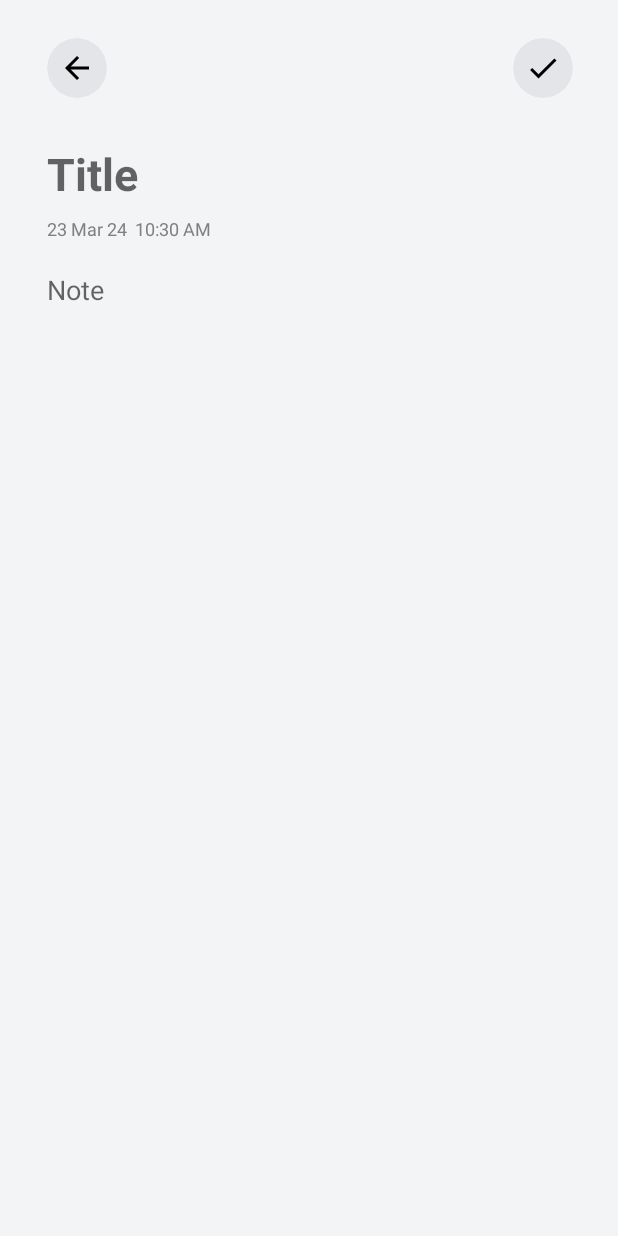
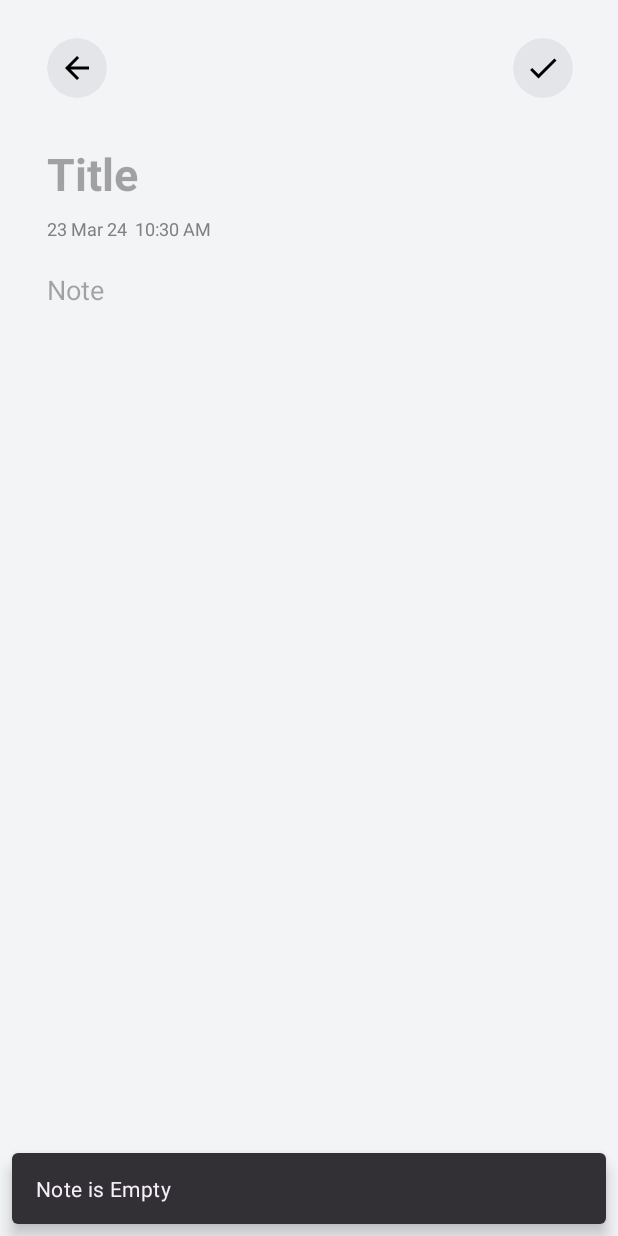
Before and after one commit to dhanushcodev/Notes-App, an Android app: the NewNoteFragment screen opened through its navigation route, after a tap on an icon or button, on a phone screen of 412 x 824 dp. Run offline under Robolectric (Android 15) with nearby library versions, the phone set to English and light mode, and no system bars; our stand-ins replace Room's generated code, data binding.

```diff
--- a/app/src/main/java/com/example/notes/fragments/NewNoteFragment.kt
+++ b/app/src/main/java/com/example/notes/fragments/NewNoteFragment.kt
@@ -77,8 +77,8 @@
             mview.findNavController().popBackStack(R.id.homeFragment,true)
         }
         else{
-                Toast.makeText(mview.context,"Note is Empty",Toast.LENGTH_SHORT).show()
-//            Snackbar.make(mview,"Note is Empty",Snackbar.LENGTH_SHORT).show()
+//                Toast.makeText(mview.context,"Note is Empty",Toast.LENGTH_SHORT).show()
+            Snackbar.make(mview,"Note is Empty",Snackbar.LENGTH_SHORT).show()
         }
 
 
--- /dev/null
+++ b/app/src/main/res/drawable/ic_add_white.xml
@@ -0,0 +1,5 @@
+<vector xmlns:android="http://schemas.android.com/apk/res/android" android:height="24dp" android:tint="#FFFFFF" android:viewportHeight="24" android:viewportWidth="24" android:width="24dp">
+
+    <path android:fillColor="@android:color/white" android:pathData="M19,13h-6v6h-2v-6H5v-2h6V5h2v6h6v2z"/>
+
+</vector>
--- a/app/src/main/res/layout/activity_main.xml
+++ b/app/src/main/res/layout/activity_main.xml
@@ -4,10 +4,10 @@
     xmlns:app="http://schemas.android.com/apk/res-auto"
     xmlns:tools="http://schemas.android.com/tools">
 <androidx.constraintlayout.widget.ConstraintLayout
+    style="@style/mainBackground"
     android:id="@+id/main"
     android:layout_width="match_parent"
     android:layout_height="match_parent"
-    android:background="#F3F4F6"
     android:fitsSystemWindows="true"
     tools:context=".MainActivity">
 
--- a/app/src/main/res/layout/bottom_sheet_layout.xml
+++ b/app/src/main/res/layout/bottom_sheet_layout.xml
@@ -14,28 +14,29 @@
         android:layout_width="30dp"
         android:layout_height="4dp"
         android:background="@drawable/horizontal_oval"
+        android:backgroundTint="@android:color/darker_gray"
         android:layout_marginBottom="10dp">
 
     </View>
 
     <TextView
+        style="@style/textViewStyle"
         android:id="@+id/deleteNote"
         android:layout_width="match_parent"
         android:layout_height="wrap_content"
         android:gravity="center"
         android:padding="10dp"
         android:textSize="18sp"
-        android:textColor="@color/black"
         android:text="Delete"/>
 
     <TextView
+        style="@style/textViewStyle"
         android:id="@+id/shareNote"
         android:layout_width="match_parent"
         android:layout_height="wrap_content"
         android:gravity="center"
         android:padding="10dp"
         android:textSize="18sp"
-        android:textColor="@color/black"
         android:text="Share"/>
 
 </LinearLayout>
--- a/app/src/main/res/layout/fragment_new_note.xml
+++ b/app/src/main/res/layout/fragment_new_note.xml
@@ -10,7 +10,7 @@
     android:layout_width="match_parent"
     android:layout_height="match_parent"
     android:padding="10dp"
-    android:background="#F3F4F6"
+    android:background="@android:color/transparent"
     tools:context=".fragments.NewNoteFragment">
 
 
@@ -28,38 +28,39 @@
 
 
         <androidx.cardview.widget.CardView
+            style="@style/cardViewStyle"
             android:id="@+id/back"
             android:layout_width="wrap_content"
             android:layout_height="wrap_content"
-            android:backgroundTint="#E4E5E9"
             app:cardCornerRadius="25dp"
             app:cardElevation="0dp"
             app:layout_constraintStart_toStartOf="parent"
             app:layout_constraintTop_toTopOf="parent">
 
-            <ImageView
+            <androidx.appcompat.widget.AppCompatImageView
+                style="@style/iconStyle"
                 android:layout_width="wrap_content"
                 android:layout_height="wrap_content"
                 android:layout_margin="8dp"
-                android:src="@drawable/ic_back_black" />
+                app:srcCompat="@drawable/ic_back_black" />
         </androidx.cardview.widget.CardView>
 
         <androidx.cardview.widget.CardView
+            style="@style/cardViewStyle"
             android:id="@+id/done"
             android:layout_width="wrap_content"
             android:layout_height="wrap_content"
-            android:backgroundTint="#E4E5E9"
             app:cardCornerRadius="25dp"
             app:cardElevation="0dp"
             app:layout_constraintEnd_toEndOf="parent"
             app:layout_constraintTop_toTopOf="parent" >
 
-            <ImageView
-
+            <androidx.appcompat.widget.AppCompatImageView
+                style="@style/iconStyle"
                 android:layout_width="wrap_content"
                 android:layout_height="wrap_content"
                 android:layout_margin="8dp"
-                android:src="@drawable/ic_done_black"
+                app:srcCompat="@drawable/ic_done_black"
                 />
 
         </androidx.cardview.widget.CardView>
@@ -85,13 +86,13 @@
             android:layout_height="match_parent">
 
             <EditText
+                style="@style/textViewStyle"
                 android:id="@+id/edit_title_new"
                 android:layout_width="match_parent"
                 android:layout_height="wrap_content"
                 android:layout_marginTop="20dp"
                 android:background="@android:color/transparent"
                 android:hint="Title"
-                android:textColor="@android:color/black"
                 android:inputType="textMultiLine"
                 android:paddingLeft="10dp"
                 android:paddingRight="10dp"
@@ -125,6 +126,7 @@
 
 
             <EditText
+                style="@style/textViewStyle"
                 android:id="@+id/edit_note_new"
                 android:layout_width="match_parent"
                 android:layout_height="wrap_content"
@@ -135,7 +137,6 @@
                 android:hint="Note"
                 android:inputType="textMultiLine"
                 android:padding="10dp"
-                android:textColor="#000000"
                 android:textSize="18sp"
                 app:layout_constraintEnd_toEndOf="parent"
                 app:layout_constraintHorizontal_bias="1.0"
--- a/app/src/main/res/layout/note_item.xml
+++ b/app/src/main/res/layout/note_item.xml
@@ -8,15 +8,16 @@
     android:layout_width="match_parent"
     android:layout_height="wrap_content"
     android:padding="8dp"
+    android:background="@android:color/transparent"
     >
 
     <androidx.cardview.widget.CardView
+        style="@style/noteItemStyle"
         android:id="@+id/note_item"
         android:layout_width="match_parent"
         android:layout_height="match_parent"
         app:cardCornerRadius="20dp"
         app:cardElevation="0dp"
-        android:backgroundTint="@color/white"
         app:layout_constraintBottom_toBottomOf="parent"
         app:layout_constraintEnd_toEndOf="parent"
         app:layout_constraintHorizontal_bias="0.5"
@@ -39,12 +40,12 @@
                 android:orientation="horizontal">
 
                 <TextView
+                    style="@style/textViewStyle"
                     android:id="@+id/textview_note_title"
                     android:layout_width="wrap_content"
                     android:layout_height="wrap_content"
                     android:layout_weight="2"
                     android:text="Note Title"
-                    android:textColor="#000000"
                     android:textSize="18sp"
                     android:textStyle="normal|bold" />
 
@@ -67,7 +68,6 @@
                 android:layout_marginTop="10dp"
                 android:maxHeight="170dp"
                 android:ellipsize="end"
-                android:textColor="#565c4d"
                 android:textSize="14sp"
                 android:maxLines="7"
                 android:text="Note" />
--- /dev/null
+++ b/app/src/main/res/values-night/themes.xml
@@ -0,0 +1,37 @@
+<resources xmlns:tools="http://schemas.android.com/tools">
+    <style name="Base.Theme.Notes" parent="Theme.Material3.DayNight.NoActionBar">
+        <!-- Customize your dark theme here. -->
+        <!-- <item name="colorPrimary">@color/my_dark_primary</item> -->
+<!--        <item name="android:statusBarColor">@color/black</item>-->
+    </style>
+    <style name="mainBackground">
+        <item name="android:background">@color/black</item>
+    </style>
+    <style name="textViewStyle">
+        <item name="android:textColor">@color/white</item>
+    </style>
+    <style name="noteContentTextStyle">
+        <item name="android:textColor">@color/white</item>
+    </style>
+    <style name="cardViewStyle">
+        <item name="android:backgroundTint">#1e1e1e</item>
+    </style>
+    <style name="iconStyle">
+        <item name="android:tint">@color/white</item>
+    </style>
+    <style name="floatingActionStyle">
+        <item name="android:src">@drawable/ic_add_white</item>
+        <item name="android:backgroundTint">#1e1e1e</item>
+    </style>
+    <style name="noteItemStyle">
+        <item name="android:backgroundTint">#2e2e2e</item>
+    </style>
+    <style name="CustomBottomSheetDialogTheme" parent="Theme.Material3.Dark.BottomSheetDialog">
+        <item name="android:windowBackground">@android:color/transparent</item>
+        <item name="android:backgroundTint">#1e1e1e</item>
+    </style>
+    <style name="CustomAlertDialogTheme" parent="Theme.Material3.Dark.Dialog.Alert">
+        <item name="android:windowBackground">@android:color/transparent</item>
+    </style>
+
+</resources>
--- a/app/src/main/res/values/themes.xml
+++ b/app/src/main/res/values/themes.xml
@@ -1,15 +1,42 @@
 <resources xmlns:tools="http://schemas.android.com/tools">
     <!-- Base application theme. -->
-    <style name="Base.Theme.Notes" parent="Theme.AppCompat.Light.NoActionBar">
+    <style name="Base.Theme.Notes" parent="Theme.Material3.DayNight.NoActionBar">
         <!-- Customize your light theme here. -->
         <!-- <item name="colorPrimary">@color/my_light_primary</item> -->
+<!--        <item name="android:statusBarColor">#F3F4F6</item>-->
     </style>
 
     <style name="Theme.Notes" parent="Base.Theme.Notes" />
+    <style name="mainBackground">
+        <item name="android:background">#F3F4F6</item>
+    </style>
+    <style name="textViewStyle">
+        <item name="android:textColor">@color/black</item>
+    </style>
+    <style name="noteContentTextStyle">
+        <item name="android:textColor">#565c4d</item>
+    </style>
+    <style name="cardViewStyle">
+        <item name="android:backgroundTint">#E4E5E9</item>
+    </style>
+    <style name="iconStyle">
+        <item name="android:tint">@color/black</item>
+    </style>
+    <style name="floatingActionStyle">
+        <item name="android:src">@drawable/ic_add_black</item>
+        <item name="android:backgroundTint">#E4E5E9</item>
+    </style>
+
+    <style name="noteItemStyle">
+        <item name="android:backgroundTint">@color/white</item>
+    </style>
+
     <style name="CustomBottomSheetDialogTheme" parent="Theme.Material3.Light.BottomSheetDialog">
         <item name="android:windowBackground">@android:color/transparent</item>
+        <item name="android:backgroundTint">#E4E5E9</item>
     </style>
     <style name="CustomAlertDialogTheme" parent="Theme.Material3.Light.Dialog.Alert">
         <item name="android:windowBackground">@android:color/transparent</item>
     </style>
+
 </resources>
```
Also changed, not shown: app/src/main/res/layout/custom_dialog_layout.xml (+7 -5 lines), app/src/main/res/layout/fragment_home.xml (+10 -9 lines), app/src/main/res/layout/fragment_update_note.xml (+11 -10 lines), app/src/main/res/drawable/ic_add_black.xml (renamed from app/src/main/res/drawable/ic_add.xml).
